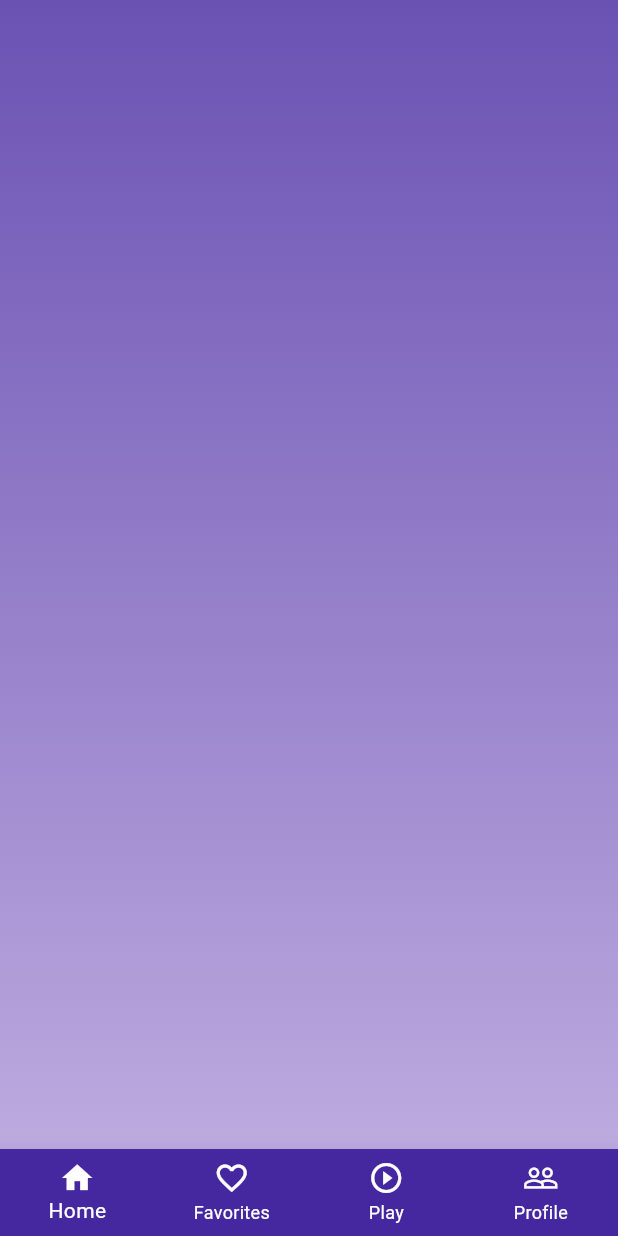
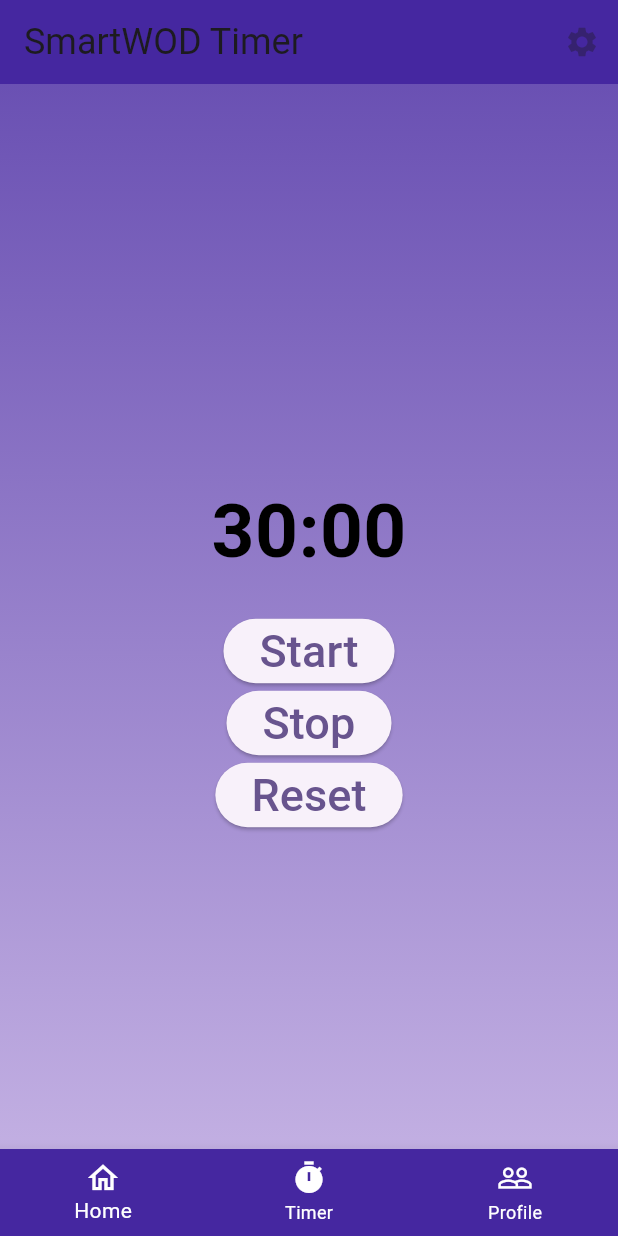
Before and after one commit to laragrace30/countdown_timer, a Flutter app: the screen it shows after launch, on a phone screen of 412 x 824 dp. Run offline on Flutter 3.47's test engine with Material 2 defaults, Android fonts, the phone set to English and light mode, and no system bars.

Commit message:
final change

```diff
--- /dev/null
+++ b/lib/countdown_timer.dart
@@ -0,0 +1,132 @@
+import 'package:countdown_timer/widgets/custom_nav_bar.dart';
+import 'package:flutter/material.dart';
+import 'dart:async';
+
+class CountdownTimer extends StatefulWidget {
+  const CountdownTimer({Key? key}) : super(key: key);
+
+  @override
+  CountdownTimerState createState() => CountdownTimerState();
+}
+
+class CountdownTimerState extends State<CountdownTimer> {
+  Timer? countdownTimer;
+  Duration myDuration = const Duration(seconds: 1800); // 30 minutes
+
+  @override
+  void initState() {
+    super.initState();
+  }
+
+  void startTimer() {
+    countdownTimer = Timer.periodic(const Duration(seconds: 1), (_) => setCountDown());
+  }
+
+  void stopTimer() {
+    if (countdownTimer != null && countdownTimer!.isActive) {
+      setState(() => countdownTimer!.cancel());
+    }
+  }
+
+  void resetTimer() {
+    stopTimer();
+    setState(() => myDuration = const Duration(seconds: 1800)); // Reset to 30 minutes
+  }
+
+  void setCountDown() {
+    setState(() {
+      final minutes = myDuration.inMinutes;
+      final seconds = myDuration.inSeconds.remainder(60);
+      if (minutes == 0 && seconds == 0) {
+        countdownTimer?.cancel();
+      } else {
+        myDuration = myDuration - const Duration(seconds: 1);
+      }
+    });
+  }
+
+  @override
+  Widget build(BuildContext context) {
+    String strDigits(int n) => n.toString().padLeft(2, '0');
+
+    final minutes = strDigits(myDuration.inMinutes);
+    final seconds = strDigits(myDuration.inSeconds.remainder(60));
+
+    return Scaffold(
+      appBar: AppBar(
+        title: const Text('SmartWOD Timer',
+        style: TextStyle(
+          fontSize: 24,
+        ),
+        ),
+        backgroundColor: Colors.deepPurple.shade800,
+         actions: const [
+             IconButton(
+             icon: Icon(Icons.settings),
+             onPressed: null,
+          ),
+         ],
+      ),
+      body: Container(
+        decoration: BoxDecoration(
+          gradient: LinearGradient(
+            begin: Alignment.topCenter,
+            end: Alignment.bottomCenter,
+            colors: [
+              Colors.deepPurple.shade800.withOpacity(0.8),
+              Colors.deepPurple.shade200.withOpacity(0.8),
+            ],
+          ),
+        ),
+        child: Center(
+          child: Column(
+            mainAxisAlignment: MainAxisAlignment.center,
+            crossAxisAlignment: CrossAxisAlignment.center,
+            children: [
+              const SizedBox(
+                height: 50,
+              ),
+              Text(
+                '$minutes:$seconds',
+                style: const TextStyle(
+                  fontWeight: FontWeight.bold,
+                  color: Colors.black,
+                  fontSize: 50,
+                ),
+              ),
+              const SizedBox(height: 20),
+              ElevatedButton(
+                onPressed: startTimer,
+                child: const Text(
+                  'Start',
+                  style: TextStyle(
+                    fontSize: 30,
+                  ),
+                ),
+              ),
+              ElevatedButton(
+                onPressed: stopTimer,
+                child: const Text(
+                  'Stop',
+                  style: TextStyle(
+                    fontSize: 30,
+                  ),
+                ),
+              ),
+              ElevatedButton(
+                onPressed: resetTimer,
+                child: const Text(
+                  'Reset',
+                  style: TextStyle(
+                    fontSize: 30,
+                  ),
+                ),
+              ),
+            ],
+          ),
+        ),
+      ),
+      bottomNavigationBar: const CustomNavBar(),
+    );
+  }
+}
--- a/lib/main.dart
+++ b/lib/main.dart
@@ -1,5 +1,4 @@
-
-import 'package:countdown_timer/screens/home_screen.dart';
+import 'package:countdown_timer/countdown_timer.dart';
 import 'package:flutter/material.dart';
 
 void main() {
@@ -13,12 +12,12 @@ class MyApp extends StatelessWidget {
   Widget build(BuildContext context) {
     return MaterialApp(
       debugShowCheckedModeBanner: false,
-      title: 'Flutter Demo',
+      title: 'Countdown timer',
       theme: ThemeData(
         colorScheme: ColorScheme.fromSeed(seedColor: Colors.deepPurple),
         useMaterial3: true,
       ),
-      home: const HomeScreen(),
+      home: const CountdownTimer(),
     );
   }
 }
--- a/lib/screens/home_screen.dart
+++ /dev/null
@@ -1,33 +0,0 @@
-import 'package:countdown_timer/widgets/custom_nav_bar.dart';
-import 'package:flutter/material.dart';
-
-class HomeScreen extends StatelessWidget {
-  const HomeScreen({super.key});
-
-  @override
-  Widget build(BuildContext context) {
-    return Container(
-      decoration: BoxDecoration(
-        gradient: LinearGradient(
-          begin: Alignment.topCenter,
-          end: Alignment.bottomCenter,
-          colors: [
-            Colors.deepPurple.shade800.withOpacity(0.8),
-            Colors.deepPurple.shade200.withOpacity(0.8),
-          ],
-        ),
-      ),
-      child: const Scaffold(
-        backgroundColor: Colors.transparent,
-        bottomNavigationBar: CustomNavBar(),
-        body: SingleChildScrollView(
-          child: Column(
-            children: [
-
-            ],
-          ),
-        ),
-      ),
-    );
-  }
-}
--- a/lib/widgets/custom_nav_bar.dart
+++ b/lib/widgets/custom_nav_bar.dart
@@ -5,27 +5,23 @@ class CustomNavBar extends StatelessWidget {
     Key? key,
   }) : super(key: key);
 
-@override
+  @override
   Widget build(BuildContext context) {
     return BottomNavigationBar(
       type: BottomNavigationBarType.fixed,
       backgroundColor: Colors.deepPurple.shade800,
       unselectedItemColor: Colors.white,
-      selectedItemColor: Colors.white,
+      selectedItemColor: const Color.fromRGBO(255, 255, 255, 1),
       showUnselectedLabels: true,
       showSelectedLabels: true,
       items: const [
         BottomNavigationBarItem(
-          icon: Icon(Icons.home),
+          icon: Icon(Icons.home_outlined),
           label: 'Home',
         ),
         BottomNavigationBarItem(
-          icon: Icon(Icons.favorite_outline),
-          label: 'Favorites',
-        ),
-        BottomNavigationBarItem(
-          icon: Icon(Icons.play_circle_outline),
-          label: 'Play',
+          icon: Icon(Icons.timer),
+          label: 'Timer',
         ),
         BottomNavigationBarItem(
           icon: Icon(Icons.people_outline),
```
